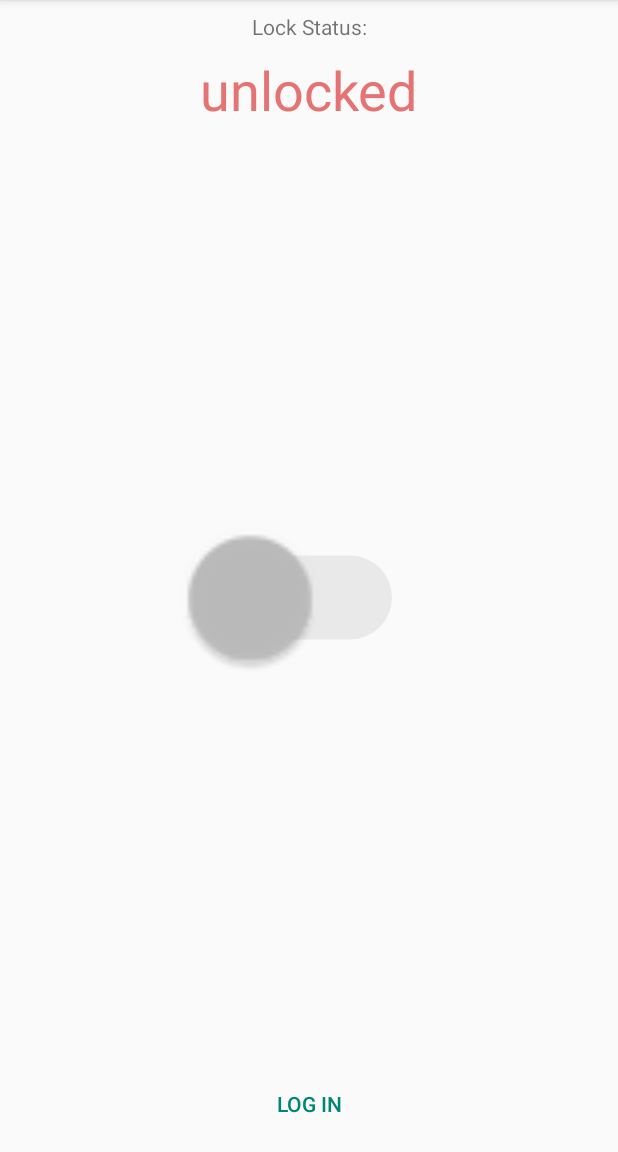
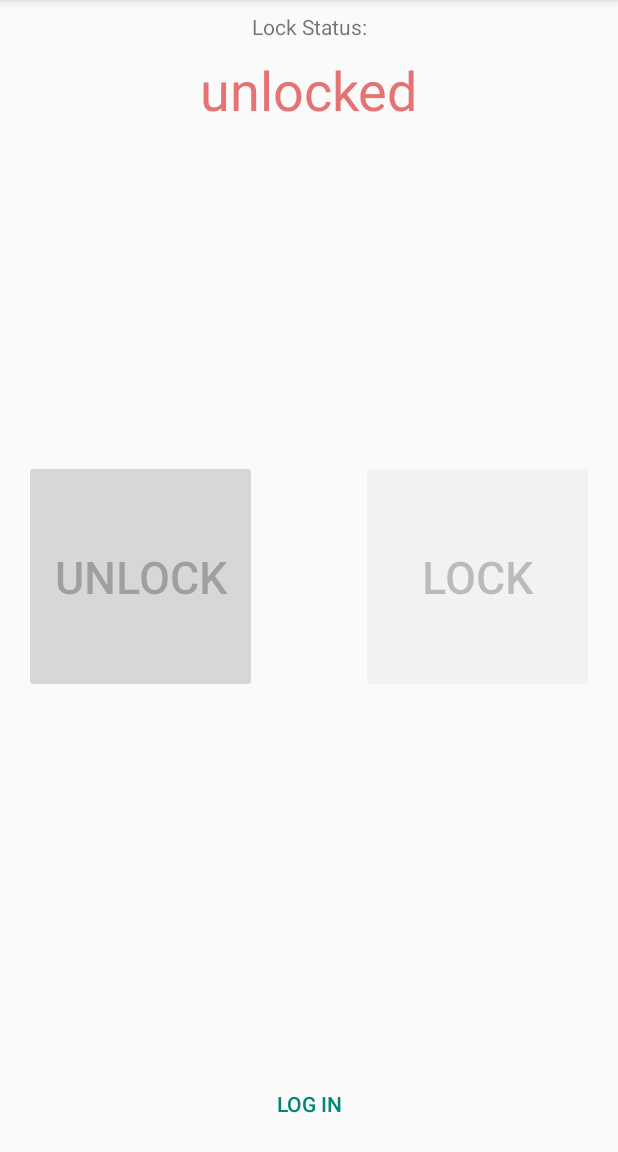
Before and after one commit to elibosley/lockr-android, an Android app: the screen it shows after launch (MainActivity), on a phone screen of 412 x 824 dp, the part 84-1236 px from its top. Run offline under Robolectric (Android 15) with nearby library versions, the phone set to English and light mode, and no system bars; our stand-ins replace Firebase (no records; nobody signed in at launch, a user with empty details on screens opened directly); libraries missing offline, so code that uses them is left out: com.firebase.ui.

Commit message:
Switched from a switch to lock and unlock buttons

```diff
--- a/app/src/main/AndroidManifest.xml
+++ b/app/src/main/AndroidManifest.xml
@@ -17,6 +17,7 @@
                 <category android:name="android.intent.category.LAUNCHER" />
             </intent-filter>
         </activity>
+
     </application>
 
 </manifest>
--- a/app/src/main/java/com/elijahbosley/lockr/MainActivity.kt
+++ b/app/src/main/java/com/elijahbosley/lockr/MainActivity.kt
@@ -6,7 +6,6 @@ import android.support.v7.app.AppCompatActivity
 import android.util.Log
 import android.view.View
 import android.widget.Button
-import android.widget.Switch
 import android.widget.TextView
 import com.firebase.ui.auth.AuthUI
 import com.google.firebase.auth.FirebaseAuth
@@ -18,25 +17,22 @@ import java.util.*
 class MainActivity : AppCompatActivity() {
     lateinit var db: FirebaseFirestore
     lateinit var auth: FirebaseAuth
+    lateinit var unlockButton: Button
+    lateinit var lockButton: Button
     // Firebase Authentication Providers
     private var providers = Arrays.asList<AuthUI.IdpConfig>(
             AuthUI.IdpConfig.EmailBuilder().build())
     private var RC_SIGN_IN = 123
-    private lateinit var switch: Switch
 
     override fun onCreate(savedInstanceState: Bundle?) {
         super.onCreate(savedInstanceState)
         setContentView(R.layout.activity_main)
-
+        unlockButton = findViewById(R.id.unlock_button)
+        lockButton = findViewById(R.id.lock_button)
+        lockButton.setOnClickListener { changeFirebaseVal("locked") }
+        unlockButton.setOnClickListener { changeFirebaseVal("unlocked") }
+        disableButtons()
         connectToFirebase()
-        switch = findViewById(R.id.lock_switch)
-        switch.setOnCheckedChangeListener { _, isChecked ->
-            if (isChecked) {
-                changeFirebaseVal("locked")
-            } else {
-                changeFirebaseVal("unlocked")
-            }
-        }
     }
 
     private fun connectToFirebase() {
@@ -51,11 +47,9 @@ class MainActivity : AppCompatActivity() {
                 throw FirebaseFirestoreException("Firebase Error", exception.code)
             }
             if (snapshot != null && snapshot.exists()) {
-                enableSwitch()
                 val status = snapshot.data!!["lock_status"].toString()
                 findViewById<TextView>(R.id.lock_status).text = status
 
-                setSwitch(status)
                 Log.d("TEST", "Current data: $status")
             } else {
                 Log.d("TEST", "Current data: null")
@@ -69,12 +63,14 @@ class MainActivity : AppCompatActivity() {
         connectToFirebase()
     }
 
-    private fun enableSwitch() {
-        switch.isEnabled = true
+    private fun enableButtons() {
+        unlockButton.isEnabled = true
+        lockButton.isEnabled = true
     }
 
-    private fun disableSwitch() {
-        switch.isEnabled = false
+    private fun disableButtons() {
+        unlockButton.isEnabled = false
+        lockButton.isEnabled = false
     }
 
     private fun authStateChanged(auth: FirebaseAuth, db: FirebaseFirestore) {
@@ -84,14 +80,14 @@ class MainActivity : AppCompatActivity() {
                     .addOnSuccessListener { result ->
                         val isAdmin = result["admin"] as Boolean
                         if (isAdmin) {
-                            enableSwitch()
+                            enableButtons()
                         } else {
-                            disableSwitch()
+                            disableButtons()
                         }
                     }
         } else {
             findViewById<Button>(R.id.login).text = getText(R.string.log_in_button_text)
-            disableSwitch()
+            disableButtons()
         }
     }
 
@@ -103,14 +99,6 @@ class MainActivity : AppCompatActivity() {
         }
     }
 
-    private fun setSwitch(lockstatus: String) {
-        if (lockstatus == "locked") {
-            switch.isChecked = true
-        } else if (lockstatus == "unlocked") {
-            switch.isChecked = false
-        }
-    }
-
     fun firebaseLogin(view: View) {
         if (FirebaseAuth.getInstance().currentUser != null) {
             //TODO launch user management page here
@@ -119,7 +107,7 @@ class MainActivity : AppCompatActivity() {
             alertDialog.setMessage("Are you sure you wish to log out")
             alertDialog.setButton(AlertDialog.BUTTON_NEGATIVE, "CANCEL") { dialog, which -> dialog.dismiss() }
             alertDialog.setButton(AlertDialog.BUTTON_POSITIVE, "LOG OUT"
-            ) { dialog, which ->
+            ) { dialog, _ ->
                 FirebaseAuth.getInstance().signOut()
                 dialog.dismiss()
             }
@@ -134,7 +122,3 @@ class MainActivity : AppCompatActivity() {
         }
     }
 }
-
-private fun Switch.setOnCheckedChangeListener() {
-
-}
--- a/app/src/main/res/layout/activity_main.xml
+++ b/app/src/main/res/layout/activity_main.xml
@@ -31,24 +31,6 @@
         app:layout_constraintStart_toStartOf="parent"
         app:layout_constraintTop_toBottomOf="@+id/textView" />
 
-    <Switch
-        android:id="@+id/lock_switch"
-        android:layout_width="wrap_content"
-        android:layout_height="wrap_content"
-        android:layout_marginBottom="8dp"
-        android:layout_marginEnd="8dp"
-        android:layout_marginStart="12dp"
-        android:layout_marginTop="8dp"
-        android:enabled="false"
-        android:padding="75dp"
-        android:scaleX="4"
-        android:scaleY="4"
-        android:textAlignment="center"
-        app:layout_constraintBottom_toTopOf="@+id/login"
-        app:layout_constraintEnd_toEndOf="parent"
-        app:layout_constraintStart_toStartOf="parent"
-        app:layout_constraintTop_toBottomOf="@+id/lock_status" />
-
     <Button
         android:id="@+id/login"
         style="@style/Widget.AppCompat.Button.Borderless.Colored"
@@ -61,4 +43,31 @@
         app:layout_constraintEnd_toEndOf="parent"
         app:layout_constraintStart_toStartOf="parent" />
 
+    <Button
+        android:id="@+id/unlock_button"
+        android:layout_width="155dp"
+        android:layout_height="155dp"
+        android:layout_marginBottom="8dp"
+        android:layout_marginStart="16dp"
+        android:layout_marginTop="8dp"
+        android:text="@string/unlock"
+        android:textSize="30sp"
+        app:layout_constraintBottom_toBottomOf="parent"
+        app:layout_constraintStart_toStartOf="parent"
+        app:layout_constraintTop_toTopOf="parent" />
+
+    <Button
+        android:id="@+id/lock_button"
+        style="@style/Widget.AppCompat.Button.Colored"
+        android:layout_width="155dp"
+        android:layout_height="155dp"
+        android:layout_marginBottom="8dp"
+        android:layout_marginEnd="16dp"
+        android:layout_marginTop="8dp"
+        android:text="@string/lock"
+        android:textSize="30sp"
+        app:layout_constraintBottom_toBottomOf="parent"
+        app:layout_constraintEnd_toEndOf="parent"
+        app:layout_constraintTop_toTopOf="parent" />
+
 </android.support.constraint.ConstraintLayout>
--- a/app/src/main/res/values/strings.xml
+++ b/app/src/main/res/values/strings.xml
@@ -4,4 +4,8 @@
     <string name="lock_status_title">Lock Status:</string>
     <string name="log_in_button_text">Log In</string>
     <string name="log_out_button_text">Log Out</string>
+    <string name="lock">Lock</string>
+    <string name="unlock">Unlock</string>
+    <string name="appwidget_text">EXAMPLE</string>
+    <string name="add_widget">Add widget</string>
 </resources>
```
Also changed, not shown: app/src/main/app_icon-web.png (added), 1 other file.
